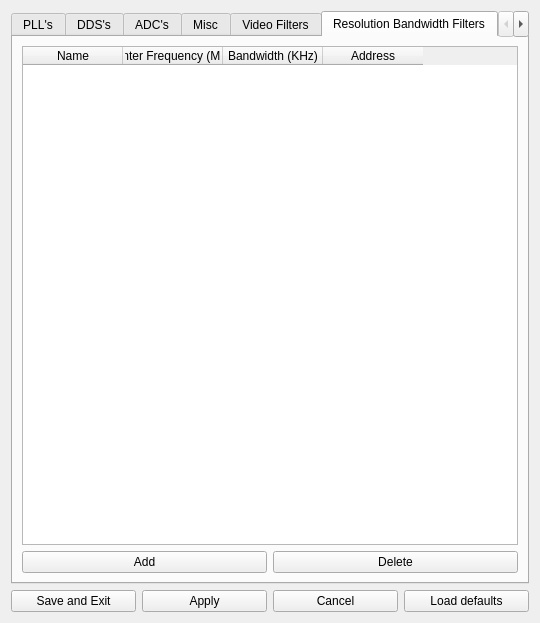
The window that hardwareconfigwidget.ui (PTDreamer/openMSA) describes before a commit, drawn with Qt 5.
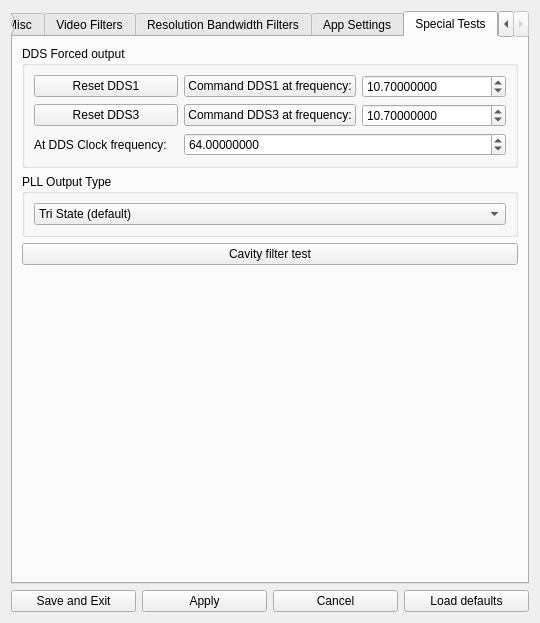
The same window after the commit. The open tabs and pages were chosen to show the change.

Patch:
```diff
--- a/hardwareconfigwidget.ui
+++ b/hardwareconfigwidget.ui
@@ -644,12 +644,41 @@
          </column>
          <column>
           <property name="text">
-           <string>Bandwidth (KHz)</string>
+           <string>Bandwidth (MHz)</string>
           </property>
          </column>
          <column>
           <property name="text">
            <string>Address</string>
+          </property>
+         </column>
+         <column>
+          <property name="text">
+           <string>Calib.Frequency(MHz)</string>
+          </property>
+         </column>
+         <column>
+          <property name="text">
+           <string>Calib.Date</string>
+          </property>
+         </column>
+        </widget>
+       </item>
+       <item>
+        <widget class="QTableWidget" name="path_calibration_table">
+         <column>
+          <property name="text">
+           <string>ADC</string>
+          </property>
+         </column>
+         <column>
+          <property name="text">
+           <string>dbm</string>
+          </property>
+         </column>
+         <column>
+          <property name="text">
+           <string>phase</string>
           </property>
          </column>
         </widget>
@@ -788,6 +817,160 @@
        </item>
       </layout>
      </widget>
+     <widget class="QWidget" name="tab_8">
+      <attribute name="title">
+       <string>Special Tests</string>
+      </attribute>
+      <layout class="QVBoxLayout" name="verticalLayout_7">
+       <item>
+        <widget class="QGroupBox" name="groupBox_6">
+         <property name="title">
+          <string>DDS Forced output</string>
+         </property>
+         <layout class="QGridLayout" name="gridLayout">
+          <item row="0" column="2">
+           <widget class="QDoubleSpinBox" name="dsDDS1Output">
+            <property name="decimals">
+             <number>8</number>
+            </property>
+            <property name="value">
+             <double>10.699999999999999</double>
+            </property>
+           </widget>
+          </item>
+          <item row="1" column="2">
+           <widget class="QDoubleSpinBox" name="dsDDS3Output">
+            <property name="decimals">
+             <number>8</number>
+            </property>
+            <property name="value">
+             <double>10.699999999999999</double>
+            </property>
+           </widget>
+          </item>
+          <item row="1" column="1">
+           <widget class="QPushButton" name="pb_CommandDDS3">
+            <property name="text">
+             <string>Command DDS3 at frequency:</string>
+            </property>
+           </widget>
+          </item>
+          <item row="0" column="1">
+           <widget class="QPushButton" name="pb_CommandDDS1">
+            <property name="text">
+             <string>Command DDS1 at frequency:</string>
+            </property>
+           </widget>
+          </item>
+          <item row="0" column="0">
+           <widget class="QPushButton" name="pbResetDDS1">
+            <property name="text">
+             <string>Reset DDS1</string>
+            </property>
+           </widget>
+          </item>
+          <item row="1" column="0">
+           <widget class="QPushButton" name="pbResetDDS3">
+            <property name="text">
+             <string>Reset DDS3</string>
+            </property>
+           </widget>
+          </item>
+          <item row="2" column="0">
+           <widget class="QLabel" name="label_11">
+            <property name="text">
+             <string>At DDS Clock frequency:</string>
+            </property>
+           </widget>
+          </item>
+          <item row="2" column="1" colspan="2">
+           <widget class="QDoubleSpinBox" name="dsDDSClock">
+            <property name="decimals">
+             <number>8</number>
+            </property>
+            <property name="value">
+             <double>64.000000000000000</double>
+            </property>
+           </widget>
+          </item>
+         </layout>
+        </widget>
+       </item>
+       <item>
+        <widget class="QGroupBox" name="groupBox_7">
+         <property name="title">
+          <string>PLL Output Type</string>
+         </property>
+         <layout class="QVBoxLayout" name="verticalLayout_8">
+          <item>
+           <widget class="QComboBox" name="cbPLLOutputType">
+            <item>
+             <property name="text">
+              <string>Tri State (default)</string>
+             </property>
+            </item>
+            <item>
+             <property name="text">
+              <string>High Level</string>
+             </property>
+            </item>
+            <item>
+             <property name="text">
+              <string>Low Level</string>
+             </property>
+            </item>
+            <item>
+             <property name="text">
+              <string>N divider</string>
+             </property>
+            </item>
+            <item>
+             <property name="text">
+              <string>R divider</string>
+             </property>
+            </item>
+            <item>
+             <property name="text">
+              <string>Serial Data</string>
+             </property>
+            </item>
+            <item>
+             <property name="text">
+              <string>Digital Lock Detect</string>
+             </property>
+            </item>
+            <item>
+             <property name="text">
+              <string>Analog Lock Detect</string>
+             </property>
+            </item>
+           </widget>
+          </item>
+         </layout>
+        </widget>
+       </item>
+       <item>
+        <widget class="QPushButton" name="pbCavityTest">
+         <property name="text">
+          <string>Cavity filter test</string>
+         </property>
+        </widget>
+       </item>
+       <item>
+        <spacer name="verticalSpacer_4">
+         <property name="orientation">
+          <enum>Qt::Vertical</enum>
+         </property>
+         <property name="sizeHint" stdset="0">
+          <size>
+           <width>20</width>
+           <height>40</height>
+          </size>
+         </property>
+        </spacer>
+       </item>
+      </layout>
+     </widget>
     </widget>
    </item>
    <item>
```
Left out of the diff: 106 changed lines with no effect on the pictures.
